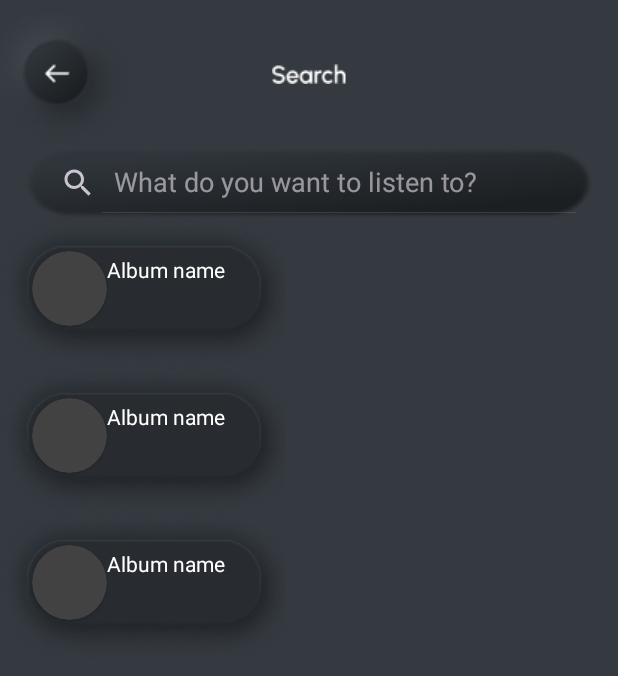
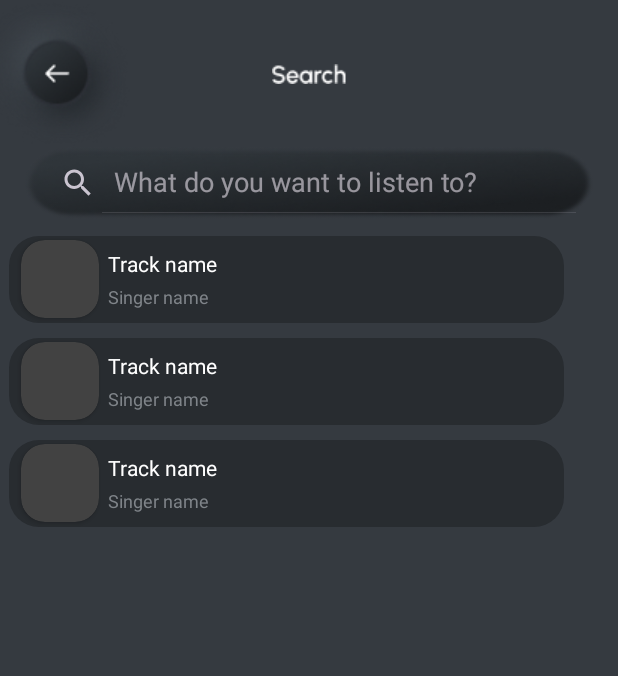
Before and after one commit to sleepingforest100/Music-App-Android, an Android app: the layout fragment_search.xml on its own in the app's theme, with its tools: preview values and no code run, on a phone screen of 412 x 824 dp. Shown: the top 676 px of the screen. Run offline under Robolectric (Android 15) with nearby library versions, the phone set to English and light mode, and no system bars.

Commit message:
feature: added item_track

```diff
--- a/app/src/main/java/kz/just_code/musicapp/TrackAdapter.kt
+++ b/app/src/main/java/kz/just_code/musicapp/TrackAdapter.kt
@@ -4,7 +4,7 @@ import android.view.LayoutInflater
 import android.view.ViewGroup
 import androidx.recyclerview.widget.DiffUtil
 import androidx.recyclerview.widget.ListAdapter
-import kz.just_code.musicapp.databinding.ItemAlbumsResponseBinding
+import kz.just_code.musicapp.databinding.ItemTrackBinding
 
 class TrackAdapter() :
     ListAdapter<SongTrackItem, TrackViewHolder>(AlbumDiffUtils()) {
@@ -20,7 +20,7 @@ class TrackAdapter() :
 
     }
     override fun onCreateViewHolder(parent: ViewGroup, viewType: Int): TrackViewHolder {
-        val view = ItemAlbumsResponseBinding.inflate(
+        val view = ItemTrackBinding.inflate(
             LayoutInflater.from(parent.context), parent, false
         )
         return TrackViewHolder(view)
--- /dev/null
+++ b/app/src/main/res/drawable/item_track_shape.xml
@@ -0,0 +1,9 @@
+<?xml version="1.0" encoding="utf-8"?>
+<shape xmlns:android="http://schemas.android.com/apk/res/android"
+    >
+    <solid android:color="#282C30" />
+    <size
+        android:width="370dp"
+        android:height="58dp" />
+    <corners android:radius="20dp" />
+</shape>
--- a/app/src/main/res/layout/fragment_search.xml
+++ b/app/src/main/res/layout/fragment_search.xml
@@ -4,7 +4,8 @@
     xmlns:tools="http://schemas.android.com/tools"
     android:layout_width="match_parent"
     android:layout_height="match_parent"
-    android:background="@color/gray">
+    android:background="@color/gray"
+    >
 
     <ImageView
         android:id="@+id/search_back_btn"
@@ -52,12 +53,13 @@
 
     <androidx.recyclerview.widget.RecyclerView
         android:id="@+id/search_recyclerView"
-        android:layout_width="0dp"
+        android:layout_width="match_parent"
         android:layout_height="0dp"
+        android:layout_margin="6dp"
         app:layoutManager="androidx.recyclerview.widget.GridLayoutManager"
         app:layout_constraintBottom_toBottomOf="parent"
         app:layout_constraintEnd_toEndOf="parent"
         app:layout_constraintStart_toStartOf="parent"
         app:layout_constraintTop_toBottomOf="@id/searchView"
-        tools:listitem="@layout/item_albums_response" />
+        tools:listitem="@layout/item_track" />
 </androidx.constraintlayout.widget.ConstraintLayout>
--- a/app/src/main/res/layout/item_playlist.xml
+++ b/app/src/main/res/layout/item_playlist.xml
@@ -31,6 +31,7 @@
         android:text="Mega hit mix"
         android:textColor="#989CA0"
         android:textSize="12sp"
+        android:singleLine="true"
         app:layout_constraintBottom_toBottomOf="parent"
         app:layout_constraintEnd_toEndOf="parent"
         app:layout_constraintStart_toStartOf="parent"
--- a/app/src/main/res/layout/item_playlist2.xml
+++ b/app/src/main/res/layout/item_playlist2.xml
@@ -46,6 +46,7 @@
             android:layout_height="wrap_content"
             android:layout_marginTop="8dp"
             android:text="@string/daily_mix_1"
+            android:singleLine="true"
             android:textColor="#E06D94"
             android:textSize="14sp"
             android:textStyle="bold"
--- a/app/src/main/res/layout/item_albums_response.xml
+++ b/app/src/main/res/layout/item_track.xml
@@ -2,43 +2,57 @@
 <androidx.constraintlayout.widget.ConstraintLayout xmlns:android="http://schemas.android.com/apk/res/android"
     xmlns:app="http://schemas.android.com/apk/res-auto"
     android:layout_width="wrap_content"
-    android:layout_height="wrap_content">
+    android:layout_height="wrap_content"
+    android:layout_gravity="center_horizontal">
 
     <ImageView
         android:layout_width="wrap_content"
         android:layout_height="wrap_content"
-        android:src="@drawable/album_response_bg"
+        android:src="@drawable/item_track_shape"
         app:layout_constraintBottom_toBottomOf="parent"
         app:layout_constraintEnd_toEndOf="parent"
         app:layout_constraintStart_toStartOf="parent"
-        app:layout_constraintTop_toTopOf="parent" />
+        app:layout_constraintTop_toTopOf="parent"
+        />
 
     <androidx.cardview.widget.CardView
-        android:id="@+id/album_image_box"
-        android:layout_width="50dp"
-        android:layout_height="50dp"
-        android:layout_marginStart="21dp"
-        android:layout_marginTop="21dp"
-        app:cardCornerRadius="30dp"
+        android:id="@+id/track_image_box"
+        android:layout_width="52dp"
+        android:layout_height="52dp"
+        android:layout_margin="8dp"
+        app:cardCornerRadius="16dp"
+        app:layout_constraintBottom_toBottomOf="parent"
         app:layout_constraintStart_toStartOf="parent"
         app:layout_constraintTop_toTopOf="parent">
 
         <ImageView
-            android:id="@+id/album_icon"
+            android:id="@+id/track_icon"
             android:layout_width="match_parent"
             android:layout_height="match_parent" />
     </androidx.cardview.widget.CardView>
 
     <TextView
-        android:id="@+id/album_title"
+        android:id="@+id/track_title"
         android:layout_width="wrap_content"
         android:layout_height="wrap_content"
-        android:layout_marginTop="24dp"
+        android:layout_marginTop="14dp"
         android:layout_marginEnd="5dp"
-        android:text="@string/album_name"
+        android:layout_marginStart="6dp"
+        android:text="Track name"
         android:textColor="@color/white"
         android:textSize="14sp"
-        app:layout_constraintStart_toEndOf="@id/album_image_box"
+        app:layout_constraintStart_toEndOf="@id/track_image_box"
         app:layout_constraintTop_toTopOf="parent" />
+<TextView
+    android:id="@+id/singer_name"
+    android:layout_width="wrap_content"
+    android:layout_height="wrap_content"
+    android:text="Singer name"
+    app:layout_constraintTop_toBottomOf="@id/track_title"
+    app:layout_constraintStart_toEndOf="@id/track_image_box"
+    android:layout_marginStart="6dp"
+    android:layout_marginTop="4dp"
+    android:textColor="#7F8489"
+    android:textSize="12sp"/>
 
 </androidx.constraintlayout.widget.ConstraintLayout>
--- a/app/src/main/res/values/strings.xml
+++ b/app/src/main/res/values/strings.xml
@@ -14,4 +14,5 @@
     <string name="album_name">Album name</string>
     <string name="artist_name">Artist name</string>
     <string name="artist">Artist</string>
+    <string name="try_something_else">Try something else</string>
 </resources>
```
Also changed, not shown: app/src/main/java/kz/just_code/musicapp/TrackViewHolder.kt (+4 -4 lines), app/src/main/res/layout/activity_main.xml (+7 -1 lines), app/src/main/res/layout/fragment_home.xml (+4 -4 lines).
